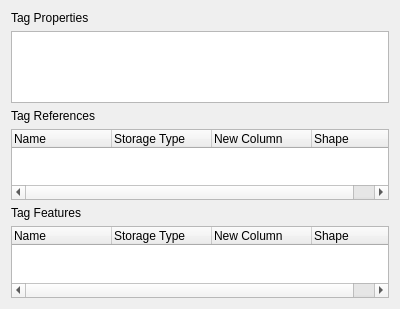
This is InfoWidget/TagPanel.ui in bendalab/NixView as Qt 5 draws it before an edit. The edited form follows.
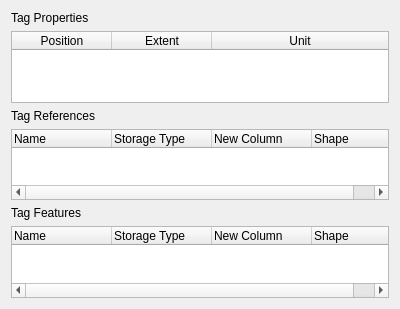
This is the edited form.

Commit message: changed tag properties to List

```diff
--- a/InfoWidget/TagPanel.ui
+++ b/InfoWidget/TagPanel.ui
@@ -28,7 +28,32 @@
     </widget>
    </item>
    <item>
-    <widget class="QTextEdit" name="label_tag_info"/>
+    <widget class="QTableWidget" name="tableWidget">
+     <property name="editTriggers">
+      <set>QAbstractItemView::NoEditTriggers</set>
+     </property>
+     <attribute name="horizontalHeaderCascadingSectionResizes">
+      <bool>false</bool>
+     </attribute>
+     <attribute name="horizontalHeaderStretchLastSection">
+      <bool>true</bool>
+     </attribute>
+     <column>
+      <property name="text">
+       <string>Position</string>
+      </property>
+     </column>
+     <column>
+      <property name="text">
+       <string>Extent</string>
+      </property>
+     </column>
+     <column>
+      <property name="text">
+       <string>Unit</string>
+      </property>
+     </column>
+    </widget>
    </item>
    <item>
     <widget class="QLabel" name="label_2">
```
The commit also changes 2 other files.
